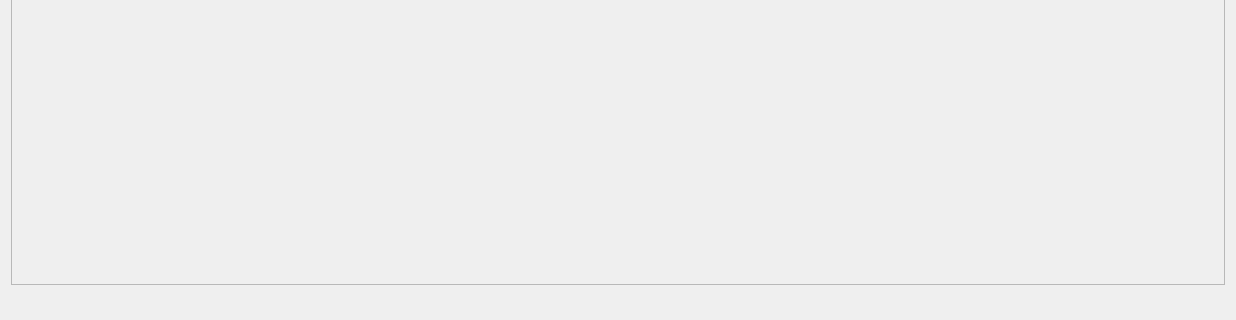
Above: src/qt/forms/overviewpage.ui from vashshawn/elitecurrencysource before the change; both pictures show x 0 to 1236 and y 339 to 659 of the 1236 by 659 pixel window. Below: the same form after it.
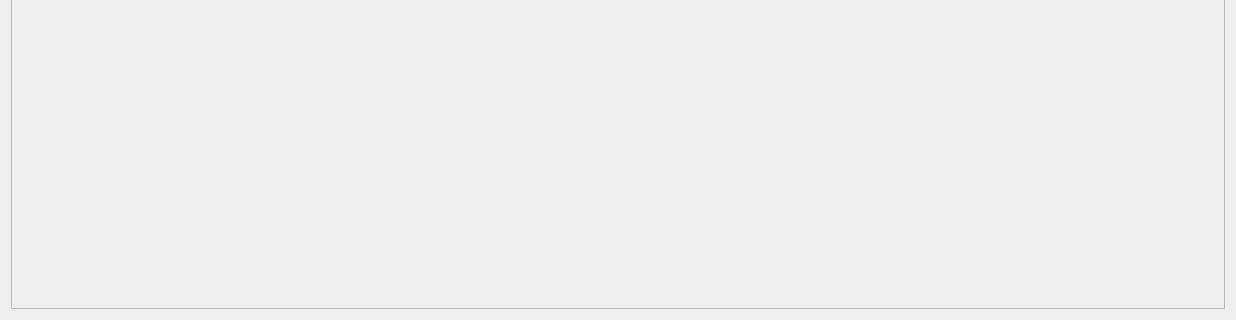
That is the form after the change.

Commit message: diff plots leftovers

Patch:
```diff
--- a/src/qt/forms/overviewpage.ui
+++ b/src/qt/forms/overviewpage.ui
@@ -474,20 +474,6 @@
      </layout>
     </widget>
    </item>
-   <item row="2" column="0">
-    <widget class="QFrame" name="diffplotframe">
-     <property name="frameShape">
-      <enum>QFrame::NoFrame</enum>
-     </property>
-     <property name="frameShadow">
-      <enum>QFrame::Plain</enum>
-     </property>
-     <property name="lineWidth">
-      <number>0</number>
-     </property>
-     <layout class="QGridLayout" name="gridLayout"/>
-    </widget>
-   </item>
   </layout>
  </widget>
  <resources/>
```
